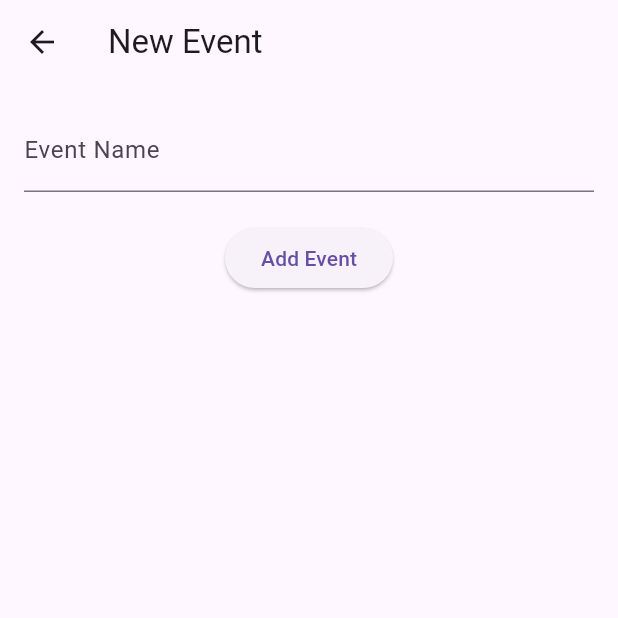
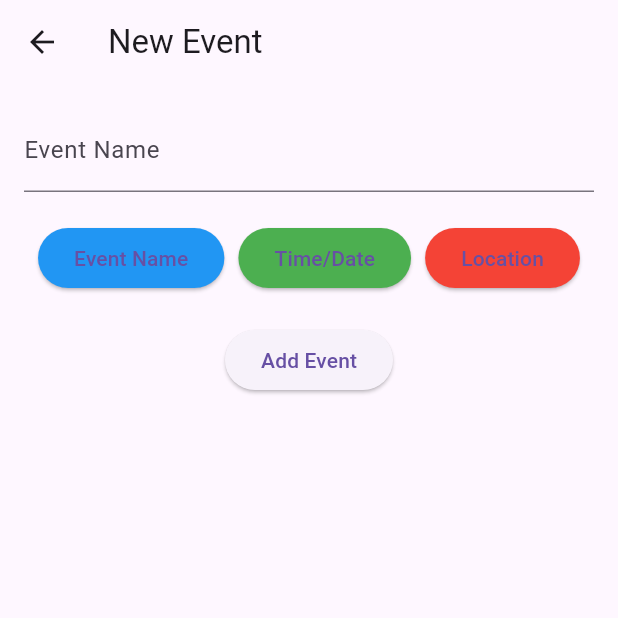
Before and after one commit to emmaframpton/Call-Companion, a Flutter app: the screen it shows after launch, after a tap on the "add" icon, on a phone screen of 412 x 824 dp, the top half of it. Run offline on Flutter 3.47's test engine with Material 3 defaults, Android fonts, the phone set to English and light mode, and no system bars.

Commit message:
added scroll buttons

```diff
--- a/lib/main.dart
+++ b/lib/main.dart
@@ -24,6 +24,7 @@
 
 class _EventListPageState extends State<EventListPage> {
   List<String> events = []; // Stores event descriptions
+  final ScrollController _scrollController = ScrollController();
 
   void addEvent(String event) {
     setState(() {
@@ -37,17 +38,36 @@
     });
   }
 
+  void scrollUp() {
+    _scrollController.animateTo(
+      _scrollController.offset - 120, // Scroll up by 100 pixels
+      duration: Duration(milliseconds: 300),
+      curve: Curves.easeInOut,
+    );
+  }
+
+  void scrollDown() {
+    _scrollController.animateTo(
+      _scrollController.offset + 120, // Scroll down by 100 pixels
+      duration: Duration(milliseconds: 300),
+      curve: Curves.easeInOut,
+    );
+  }
+
   @override
   Widget build(BuildContext context) {
     return Scaffold(
       appBar: AppBar(
         title: Text('Event List'),
       ),
-      body: ListView.builder(
-        itemCount: events.length + 1, // extra for +
+      body: Stack(
+        children: [
+          ListView.builder(
+            controller: _scrollController,
+            itemCount: events.length + 1, // Extra item for the "+" button
             itemBuilder: (context, index) {
               if (index == 0) {
-            // the + rectangle
+                // The "+" button
                 return InkWell(
                   onTap: () async {
                     final newEvent = await Navigator.push(
@@ -108,6 +128,27 @@
               }
             },
           ),
+          Positioned(
+            right: 16,
+            bottom: 100,
+            child: Column(
+              children: [
+                FloatingActionButton(
+                  onPressed: scrollUp,
+                  child: Icon(Icons.arrow_upward),
+                  mini: true,
+                ),
+                SizedBox(height: 8),
+                FloatingActionButton(
+                  onPressed: scrollDown,
+                  child: Icon(Icons.arrow_downward),
+                  mini: true,
+                ),
+              ],
+            ),
+          ),
+        ],
+      ),
     );
   }
 }
@@ -126,6 +167,39 @@
             TextField(
               controller: controller,
               decoration: InputDecoration(labelText: 'Event Name'),
+            ),
+            SizedBox(height: 20),
+            Row(
+              mainAxisAlignment: MainAxisAlignment.spaceEvenly,
+              children: [
+                ElevatedButton(
+                  style: ElevatedButton.styleFrom(
+                    backgroundColor: Colors.blue, // Blue color for "Event Name" button
+                  ),
+                  onPressed: () {
+                    // Code to handle adding event name
+                  },
+                  child: Text('Event Name'),
+                ),
+                ElevatedButton(
+                  style: ElevatedButton.styleFrom(
+                    backgroundColor: Colors.green, // Green color for "Time/Date" button
+                  ),
+                  onPressed: () {
+                    // Code to handle adding time/date
+                  },
+                  child: Text('Time/Date'),
+                ),
+                ElevatedButton(
+                  style: ElevatedButton.styleFrom(
+                    backgroundColor: Colors.red, // Red color for "Location" button
+                  ),
+                  onPressed: () {
+                    // Code to handle adding location
+                  },
+                  child: Text('Location'),
+                ),
+              ],
             ),
             SizedBox(height: 20),
             ElevatedButton(
@@ -158,6 +232,39 @@
               decoration: InputDecoration(labelText: 'Edit Event Name'),
             ),
             SizedBox(height: 20),
+            Row(
+              mainAxisAlignment: MainAxisAlignment.spaceEvenly,
+              children: [
+                ElevatedButton(
+                  style: ElevatedButton.styleFrom(
+                    backgroundColor: Colors.blue, // Blue color for "Event Name" button
+                  ),
+                  onPressed: () {
+                    // Code to edit the event name
+                  },
+                  child: Text('Event Name'),
+                ),
+                ElevatedButton(
+                  style: ElevatedButton.styleFrom(
+                    backgroundColor: Colors.green, // Green color for "Time/Date" button
+                  ),
+                  onPressed: () {
+                    // Code to edit the time/date
+                  },
+                  child: Text('Time/Date'),
+                ),
+                ElevatedButton(
+                  style: ElevatedButton.styleFrom(
+                    backgroundColor: Colors.red, // Red color for "Location" button
+                  ),
+                  onPressed: () {
+                    // Code to edit the location
+                  },
+                  child: Text('Location'),
+                ),
+              ],
+            ),
+            SizedBox(height: 20),
             ElevatedButton(
               onPressed: () {
                 Navigator.pop(context, controller.text);
```
Lines whose indentation alone changed are shown as unchanged.
